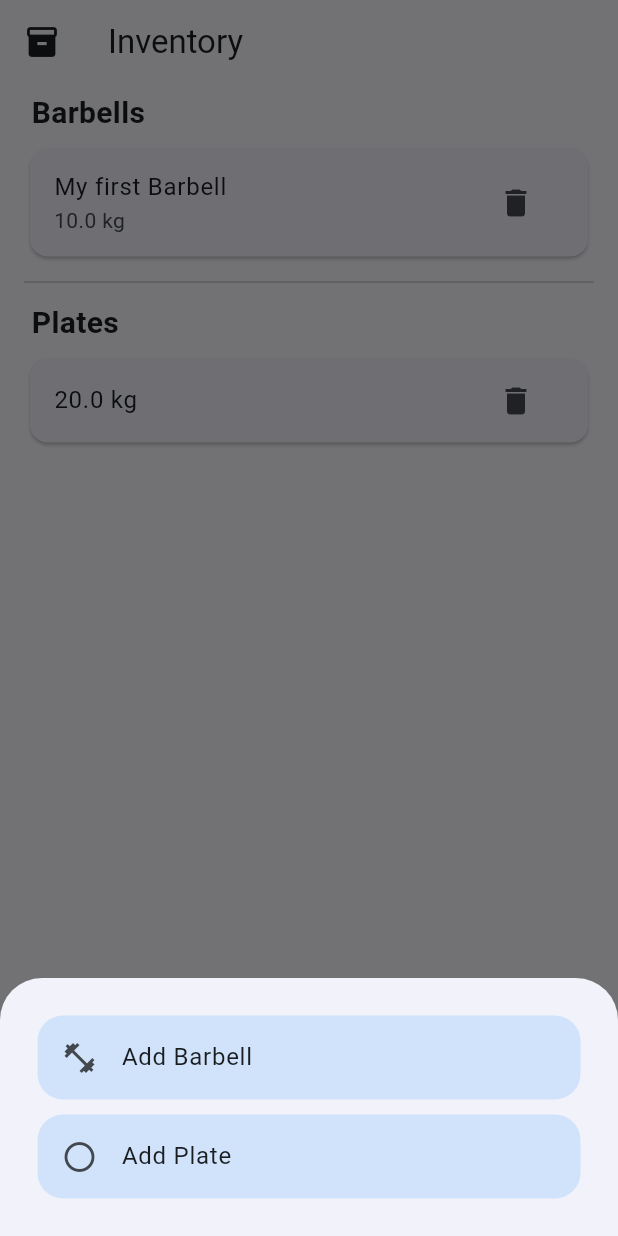
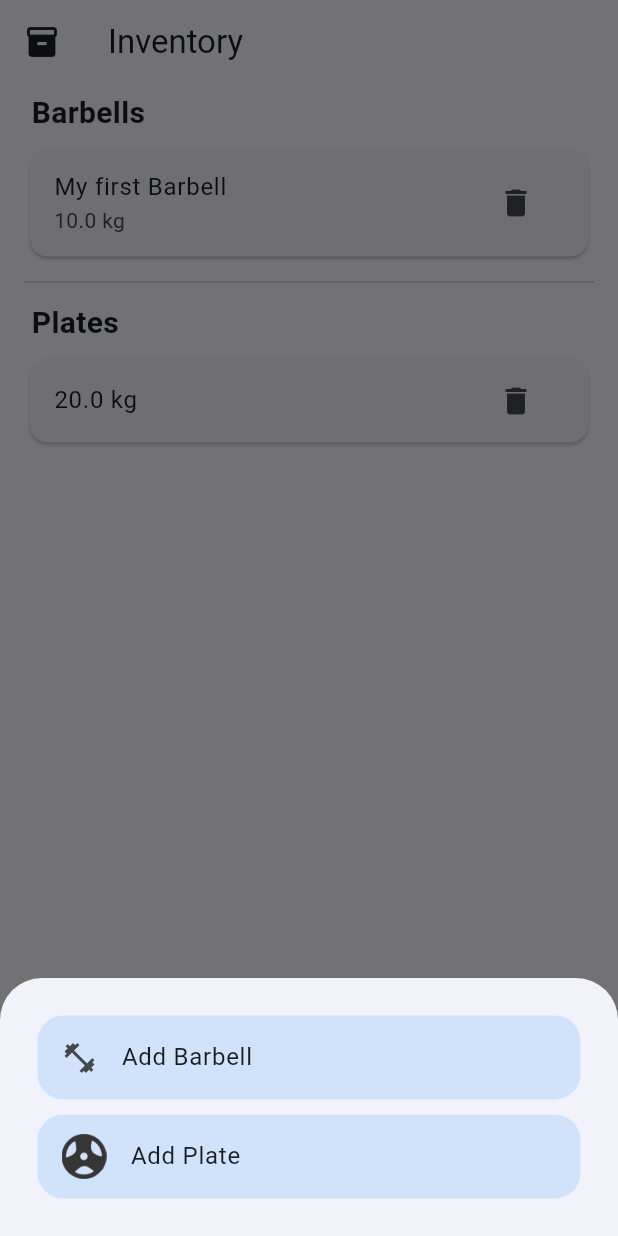
Before and after one commit to ThePi2K/BarbellCalc, a Flutter app: the screen it shows after launch, item 2 of the bottom bar chosen, after a tap on the "add" icon, on a phone screen of 412 x 824 dp. Run offline on Flutter 3.47's test engine with Material 3 defaults, Android fonts, the phone set to English and light mode, and no system bars; our stand-ins replace flutter_colorpicker, shared_preferences.

Commit message:
added plate icon

```diff
--- a/barbell_calc/lib/inventory.dart
+++ b/barbell_calc/lib/inventory.dart
@@ -265,7 +265,8 @@ class NewPlateBarbellButton extends StatelessWidget {
                         borderRadius: BorderRadius.circular(17.0),
                       ),
                       child: ListTile(
-                        leading: const Icon(Icons.radio_button_off),
+                        // leading: const Icon(Icons.radio_button_off),
+                        leading: const Image(image: AssetImage('assets/Plate.png'),height: 30),
                         title: const Text('Add Plate'),
                         onTap: () {
                           // Closing PopupMenu
```
Also changed, not shown: barbell_calc/assets/Plate.png (added).
